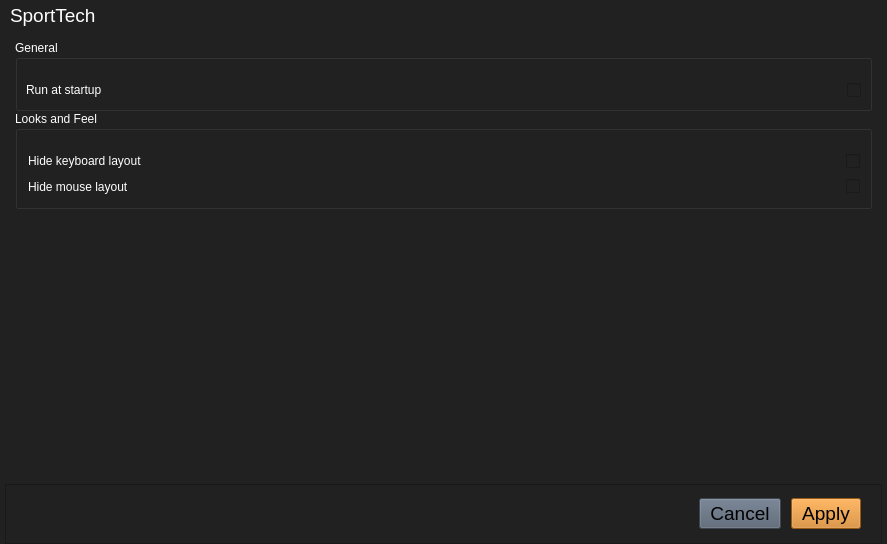
This is modules/settings/src/settings.ui in vnepogodin/GOATTech as Qt 5 draws it before an edit. The edited form follows.
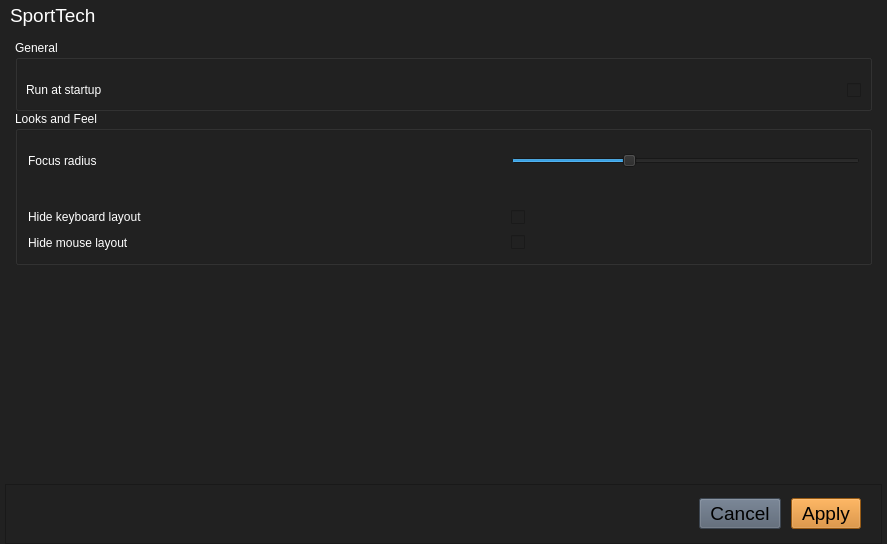
This is the edited form. Icons and pictures are not drawn.

The edit to the form file:
```diff
--- a/modules/settings/src/settings.ui
+++ b/modules/settings/src/settings.ui
@@ -427,27 +427,27 @@
         <property name="topMargin">
          <number>20</number>
         </property>
-        <item row="2" column="1">
-         <spacer name="horizontalSpacer_8">
+        <item row="3" column="0">
+         <widget class="QLabel" name="label_2">
+          <property name="text">
+           <string>Hide keyboard layout </string>
+          </property>
+         </widget>
+        </item>
+        <item row="0" column="2">
+         <spacer name="horizontalSpacer_2">
           <property name="orientation">
            <enum>Qt::Horizontal</enum>
           </property>
           <property name="sizeHint" stdset="0">
            <size>
-            <width>227</width>
+            <width>80</width>
             <height>20</height>
            </size>
           </property>
          </spacer>
         </item>
-        <item row="2" column="0">
-         <widget class="QLabel" name="label_10">
-          <property name="text">
-           <string>Hide mouse layout </string>
-          </property>
-         </widget>
-        </item>
-        <item row="0" column="1">
+        <item row="3" column="2">
          <spacer name="horizontalSpacer_7">
           <property name="orientation">
            <enum>Qt::Horizontal</enum>
@@ -463,27 +463,36 @@
           </property>
          </spacer>
         </item>
-        <item row="0" column="2">
-         <widget class="QCheckBox" name="hideKeyboard">
-          <property name="maximumSize">
-           <size>
-            <width>35</width>
-            <height>25</height>
-           </size>
+        <item row="0" column="3">
+         <widget class="QSlider" name="horizontalSlider">
+          <property name="sizePolicy">
+           <sizepolicy hsizetype="Expanding" vsizetype="Fixed">
+            <horstretch>0</horstretch>
+            <verstretch>0</verstretch>
+           </sizepolicy>
           </property>
-          <property name="text">
-           <string/>
+          <property name="minimum">
+           <number>5</number>
+          </property>
+          <property name="maximum">
+           <number>50</number>
+          </property>
+          <property name="value">
+           <number>20</number>
+          </property>
+          <property name="orientation">
+           <enum>Qt::Horizontal</enum>
           </property>
          </widget>
         </item>
         <item row="0" column="0">
-         <widget class="QLabel" name="label_2">
+         <widget class="QLabel" name="label">
           <property name="text">
-           <string>Hide keyboard layout </string>
+           <string>Focus radius</string>
           </property>
          </widget>
         </item>
-        <item row="2" column="2">
+        <item row="5" column="3">
          <widget class="QCheckBox" name="hideMouse">
           <property name="text">
            <string/>
@@ -496,6 +505,52 @@
           </property>
          </widget>
         </item>
+        <item row="5" column="2">
+         <spacer name="horizontalSpacer_8">
+          <property name="orientation">
+           <enum>Qt::Horizontal</enum>
+          </property>
+          <property name="sizeHint" stdset="0">
+           <size>
+            <width>80</width>
+            <height>20</height>
+           </size>
+          </property>
+         </spacer>
+        </item>
+        <item row="3" column="3">
+         <widget class="QCheckBox" name="hideKeyboard">
+          <property name="maximumSize">
+           <size>
+            <width>35</width>
+            <height>25</height>
+           </size>
+          </property>
+          <property name="text">
+           <string/>
+          </property>
+         </widget>
+        </item>
+        <item row="5" column="0">
+         <widget class="QLabel" name="label_10">
+          <property name="text">
+           <string>Hide mouse layout </string>
+          </property>
+         </widget>
+        </item>
+        <item row="2" column="0" colspan="4">
+         <spacer name="horizontalSpacer_4">
+          <property name="orientation">
+           <enum>Qt::Horizontal</enum>
+          </property>
+          <property name="sizeHint" stdset="0">
+           <size>
+            <width>40</width>
+            <height>30</height>
+           </size>
+          </property>
+         </spacer>
+        </item>
        </layout>
       </widget>
      </item>
```
